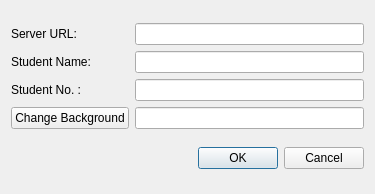
Before: the Qt Designer form Settings_EditDialog.ui in zsz12251665/HOSS-Client, drawn with Qt 5.
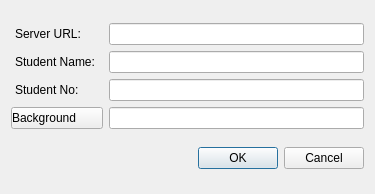
After: the same form once the commit is applied.

Commit message: beauty the setting dialog

Diff of the .ui file:
```diff
--- a/Settings_EditDialog.ui
+++ b/Settings_EditDialog.ui
@@ -13,6 +13,11 @@
   <property name="windowTitle">
    <string>Settings</string>
   </property>
+  <property name="styleSheet">
+   <string notr="true">QLabel {
+	margin: 1px;
+}</string>
+  </property>
   <layout class="QVBoxLayout" name="verticalLayout">
    <item>
     <layout class="QGridLayout" name="gridLayout">
@@ -25,7 +30,7 @@
      <item row="2" column="0">
       <widget class="QLabel" name="label_number">
        <property name="text">
-        <string>Student No. : </string>
+        <string>Student No: </string>
        </property>
       </widget>
      </item>
@@ -48,8 +53,11 @@
      </item>
      <item row="3" column="0">
       <widget class="QPushButton" name="change_background">
+       <property name="styleSheet">
+        <string notr="true">text-align: left;</string>
+       </property>
        <property name="text">
-        <string>Change Background</string>
+        <string>Background</string>
        </property>
       </widget>
      </item>
```
The commit also changes 1 other file.
